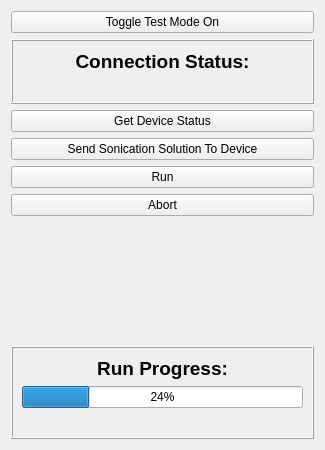
Above: OpenLIFUSonicationControl/Resources/UI/OpenLIFUSonicationControl.ui from OpenwaterHealth/SlicerOpenLIFU before the change. Below: the same form after it.
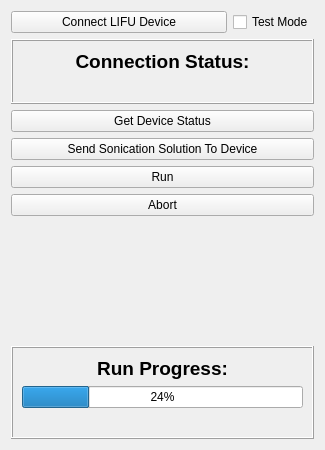
That is the form after the change. Custom widgets are drawn as their Qt base class.

Commit message: Revert test_mode to reinitialization instead of toggle (#140)

Patch:
```diff
--- a/OpenLIFUSonicationControl/Resources/UI/OpenLIFUSonicationControl.ui
+++ b/OpenLIFUSonicationControl/Resources/UI/OpenLIFUSonicationControl.ui
@@ -12,17 +12,34 @@
   </property>
   <layout class="QVBoxLayout" name="verticalLayout_3">
    <item>
-    <widget class="QPushButton" name="testModePushButton">
+    <layout class="QHBoxLayout" name="horizontalLayout">
+     <item>
+      <widget class="QPushButton" name="connectLIFUDevicePushButton">
+       <property name="sizePolicy">
+        <sizepolicy hsizetype="MinimumExpanding" vsizetype="Fixed">
+         <horstretch>0</horstretch>
+         <verstretch>0</verstretch>
+        </sizepolicy>
+       </property>
      <property name="text">
-      <string>Toggle Test Mode On</string>
-     </property>
-     <property name="autoDefault">
-      <bool>false</bool>
-     </property>
-     <property name="default">
-      <bool>false</bool>
-     </property>
-    </widget>
+        <string>Connect LIFU Device</string>
+       </property>
+      </widget>
+     </item>
+     <item>
+      <widget class="QCheckBox" name="testModeCheckBox">
+       <property name="sizePolicy">
+        <sizepolicy hsizetype="Minimum" vsizetype="Fixed">
+         <horstretch>0</horstretch>
+         <verstretch>0</verstretch>
+        </sizepolicy>
+       </property>
+       <property name="text">
+        <string>Test Mode</string>
+       </property>
+      </widget>
+     </item>
+    </layout>
    </item>
    <item>
     <widget class="QFrame" name="connectedStateFrame">
```
Lines whose indentation alone changed are shown as unchanged. The commit also changes 2 other files.
